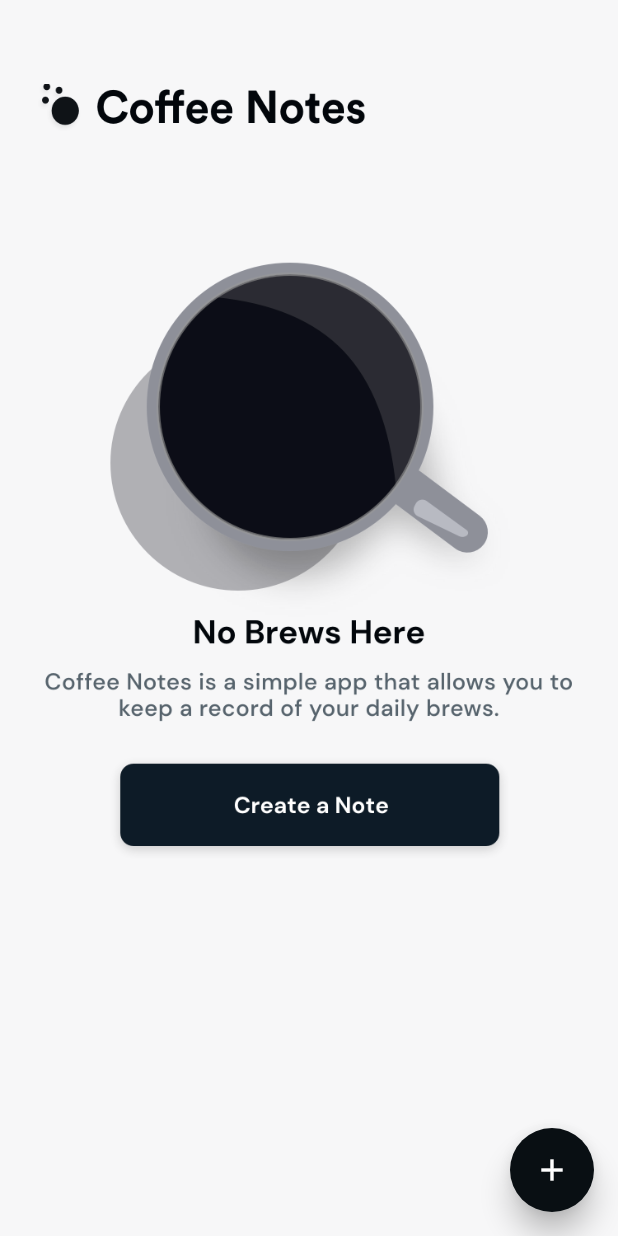
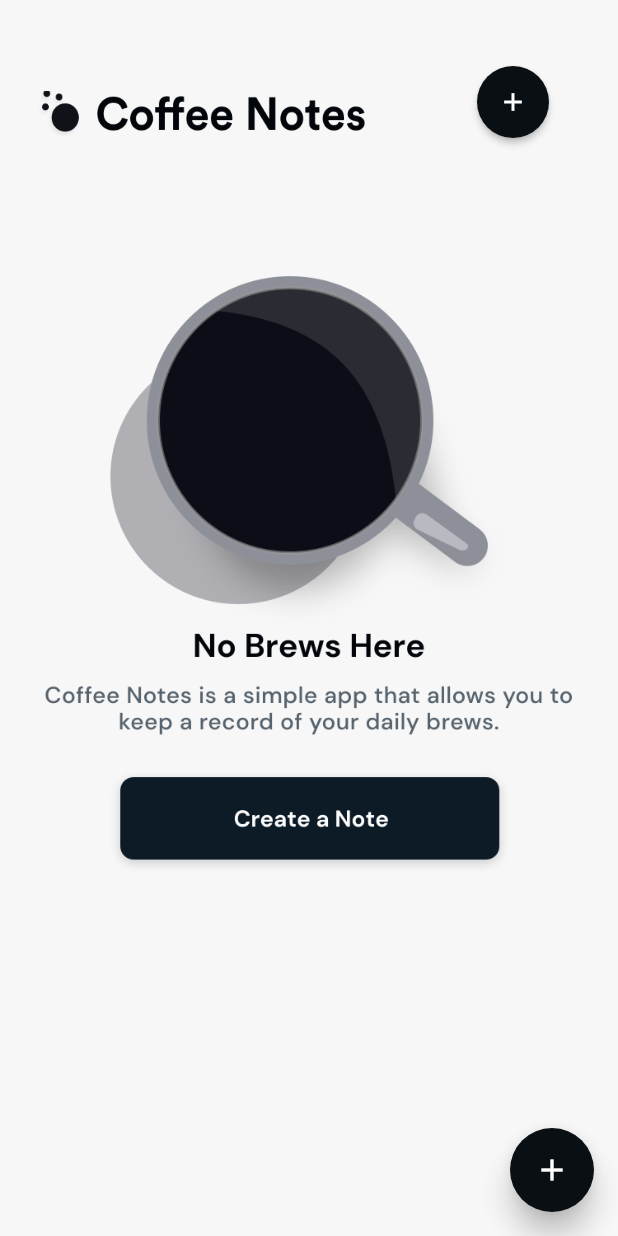
Before and after one commit to andrewdaniels/coffeenotes, a Flutter app: the HomePageWidget screen opened directly, on a phone screen of 412 x 824 dp. Run offline on Flutter 3.47's test engine with Material 2 defaults, Android fonts, the phone set to English and light mode, and no system bars; our stand-ins replace auto_size_text, built_collection, built_value, cloud_firestore, firebase_auth, firebase_core and 5 more; accounts and stored records are empty; generated files the repository leaves out were written again.

Commit message:
Updating to latest FlutterFlow output.

```diff
--- a/lib/home_page/home_page_widget.dart
+++ b/lib/home_page/home_page_widget.dart
@@ -72,6 +72,7 @@ class _HomePageWidgetState extends State<HomePageWidget> {
               padding: EdgeInsets.fromLTRB(0, 0, 0, 20),
               child: Row(
                 mainAxisSize: MainAxisSize.max,
+                mainAxisAlignment: MainAxisAlignment.start,
                 children: [
                   Padding(
                     padding: EdgeInsets.fromLTRB(24, 56, 0, 0),
@@ -80,6 +81,44 @@ class _HomePageWidgetState extends State<HomePageWidget> {
                       width: 220,
                       height: 31,
                       fit: BoxFit.cover,
+                    ),
+                  ),
+                  Align(
+                    alignment: Alignment(0, 0),
+                    child: Padding(
+                      padding: EdgeInsets.fromLTRB(70, 40, 0, 0),
+                      child: InkWell(
+                        onTap: () async {
+                          await Navigator.push(
+                            context,
+                            MaterialPageRoute(
+                              builder: (context) => CreateNoteNewWidget(),
+                            ),
+                          );
+                        },
+                        child: Card(
+                          clipBehavior: Clip.antiAliasWithSaveLayer,
+                          color: FlutterFlowTheme.primaryColor,
+                          elevation: 2,
+                          shape: RoundedRectangleBorder(
+                            borderRadius: BorderRadius.circular(30),
+                          ),
+                          child: Align(
+                            alignment: Alignment(-0.05, 0),
+                            child: IconButton(
+                              onPressed: () {
+                                print('IconButton pressed ...');
+                              },
+                              icon: Icon(
+                                Icons.add,
+                                color: FlutterFlowTheme.tertiaryColor,
+                                size: 20,
+                              ),
+                              iconSize: 20,
+                            ),
+                          ),
+                        ),
+                      ),
                     ),
                   )
                 ],
```
